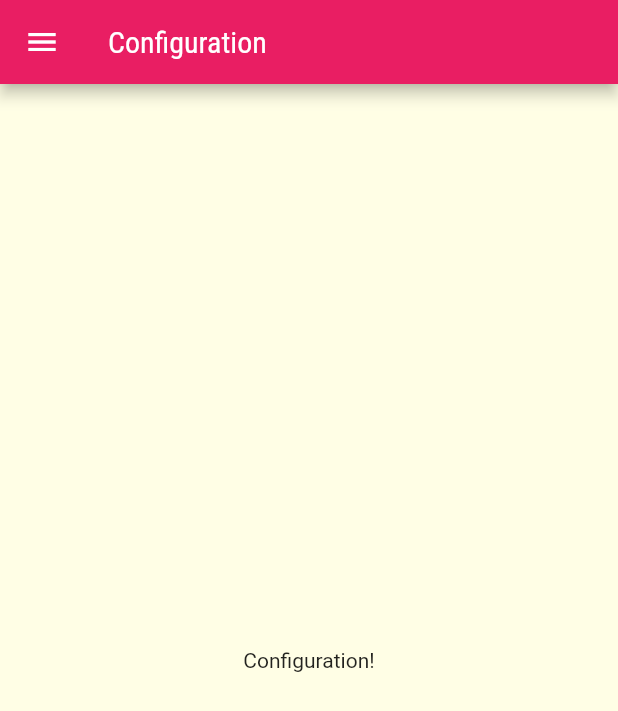
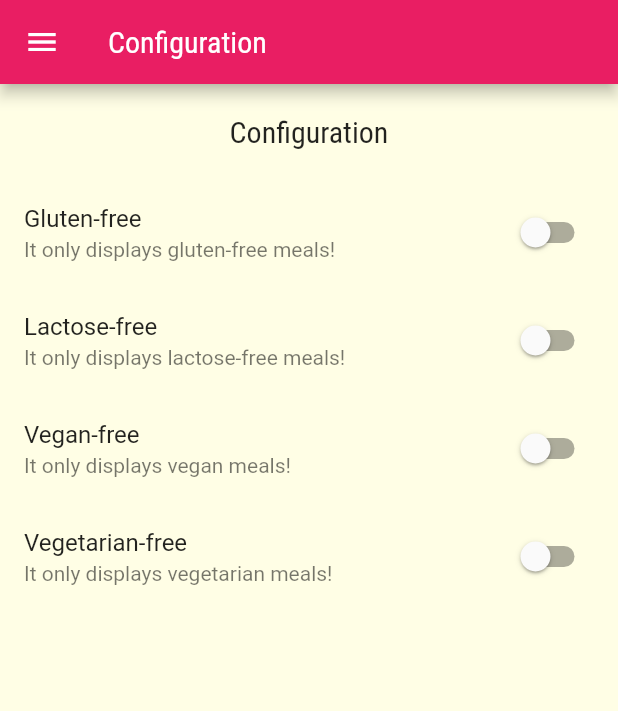
Before and after one commit to santclear/meals, a Flutter app: the SettingsScreen screen opened by its route, on a phone screen of 412 x 824 dp. Shown: the top 711 px of the screen. Run offline on Flutter 3.47's test engine with Material 2 defaults, Android fonts, the phone set to English and light mode, and no system bars.

Commit message:
24 - Added switch buttons to the SettingsScreen widget.

```diff
--- /dev/null
+++ b/lib/models/settings.dart
@@ -0,0 +1,13 @@
+class Settings {
+  bool isGlutenFree;
+  bool isLactoseFree;
+  bool isVegan;
+  bool isVegetarian;
+
+  Settings({
+    this.isGlutenFree = false,
+    this.isLactoseFree = false,
+    this.isVegan = false,
+    this.isVegetarian = false,
+  });
+}
--- a/lib/screens/settings_screen.dart
+++ b/lib/screens/settings_screen.dart
@@ -1,19 +1,86 @@
 import 'package:flutter/material.dart';
 import 'package:meals/components/main_drawer.dart';
 
-class SettingsScreen extends StatelessWidget {
+import '../models/settings.dart';
+
+class SettingsScreen extends StatefulWidget {
   const SettingsScreen({super.key});
+
+  @override
+  State<SettingsScreen> createState() => _SettingsScreenState();
+}
+
+class _SettingsScreenState extends State<SettingsScreen> {
+  var settings = Settings();
+
+  Widget _createSwitch(
+    String title,
+    String subtitle,
+    bool value,
+    Function(bool) onChanged,
+  ) {
+    return SwitchListTile(
+      title: Text(title),
+      subtitle: Text(subtitle),
+      value: value,
+      onChanged: onChanged,
+    );
+  }
 
   @override
   Widget build(BuildContext context) {
     return Scaffold(
-      appBar: AppBar(
-        title: const Text('Configuration'),
-      ),
-      drawer: const MainDrawer(),
-      body: const Center(
-        child: Text('Configuration!'),
-      ),
-    );
+        appBar: AppBar(
+          title: const Text('Configuration'),
+        ),
+        drawer: const MainDrawer(),
+        body: Column(
+          children: [
+            Container(
+              padding: const EdgeInsets.all(20),
+              child: Text(
+                'Configuration',
+                style: Theme.of(context).textTheme.titleLarge,
+              ),
+            ),
+            Expanded(
+                child: ListView(
+              children: [
+                _createSwitch(
+                  'Gluten-free',
+                  'It only displays gluten-free meals!',
+                  settings.isGlutenFree,
+                  (value) => setState(
+                    () => settings.isGlutenFree = value,
+                  ),
+                ),
+                _createSwitch(
+                  'Lactose-free',
+                  'It only displays lactose-free meals!',
+                  settings.isLactoseFree,
+                      (value) => setState(
+                        () => settings.isLactoseFree = value,
+                  ),
+                ),
+                _createSwitch(
+                  'Vegan-free',
+                  'It only displays vegan meals!',
+                  settings.isVegan,
+                      (value) => setState(
+                        () => settings.isVegan = value,
+                  ),
+                ),
+                _createSwitch(
+                  'Vegetarian-free',
+                  'It only displays vegetarian meals!',
+                  settings.isVegetarian,
+                      (value) => setState(
+                        () => settings.isVegetarian = value,
+                  ),
+                ),
+              ],
+            ))
+          ],
+        ));
   }
 }
```
